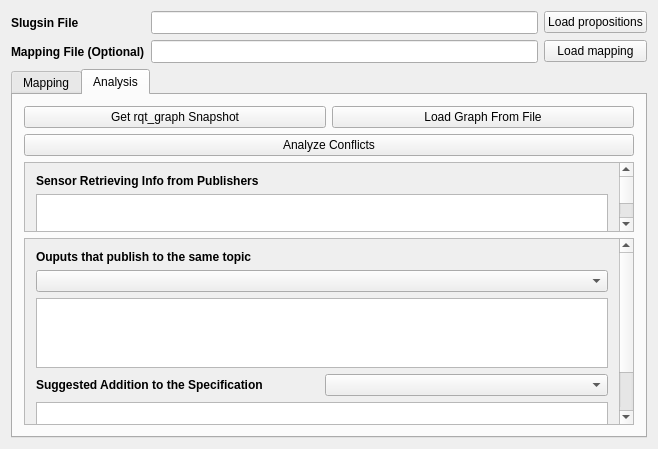
Before: the Qt Designer form rqt_grounding_and_analysis/resource/MappingAndAnalysisPlugin.ui in VerifiableRobotics/LTL_stack, drawn with Qt 5.
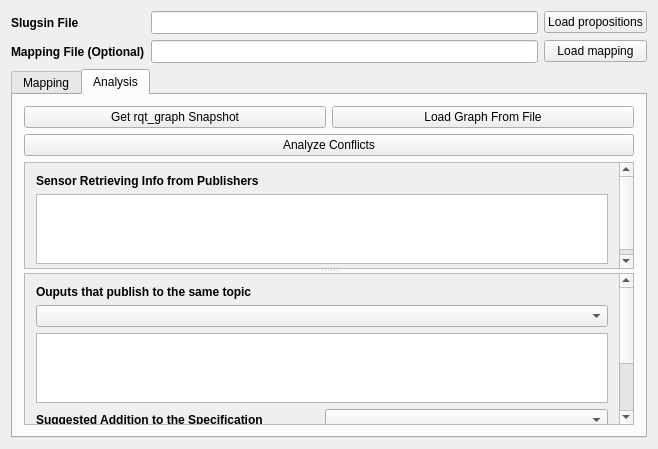
After: the same form once the commit is applied.

Commit message: updated GUI for mapping and analysis

The edit to the form file:
```diff
--- a/rqt_grounding_and_analysis/resource/MappingAndAnalysisPlugin.ui
+++ b/rqt_grounding_and_analysis/resource/MappingAndAnalysisPlugin.ui
@@ -377,7 +377,7 @@
       <attribute name="title">
        <string>Analysis</string>
       </attribute>
-      <layout class="QVBoxLayout" name="verticalLayout_analysis" stretch="1,1,2,8">
+      <layout class="QVBoxLayout" name="verticalLayout_2">
        <item>
         <layout class="QHBoxLayout" name="horizontalLayout">
          <item>
@@ -404,6 +404,10 @@
         </widget>
        </item>
        <item>
+        <widget class="QSplitter" name="splitter">
+         <property name="orientation">
+          <enum>Qt::Vertical</enum>
+         </property>
         <widget class="QScrollArea" name="scrollArea_2">
          <property name="widgetResizable">
           <bool>true</bool>
@@ -412,7 +416,7 @@
           <property name="geometry">
            <rect>
             <x>0</x>
-            <y>0</y>
+             <y>-10</y>
             <width>602</width>
             <height>109</height>
            </rect>
@@ -447,8 +451,6 @@
           </layout>
          </widget>
         </widget>
-       </item>
-       <item>
         <widget class="QScrollArea" name="scrollArea_3">
          <property name="widgetResizable">
           <bool>true</bool>
@@ -457,7 +459,7 @@
           <property name="geometry">
            <rect>
             <x>0</x>
-            <y>-63</y>
+             <y>-92</y>
             <width>602</width>
             <height>245</height>
            </rect>
@@ -510,6 +512,7 @@
             <widget class="QTextEdit" name="textEdit_ltl"/>
            </item>
           </layout>
+          </widget>
          </widget>
         </widget>
        </item>
```
Lines whose indentation alone changed are shown as unchanged. The commit also changes 3 other files.
